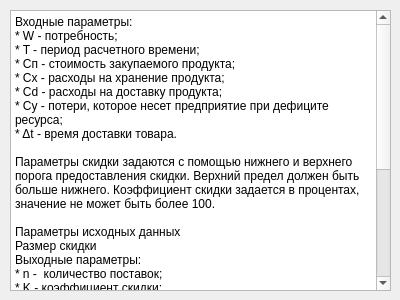
Old version of the form ui/tip.ui in the repository ilyavlasoff/tau4.
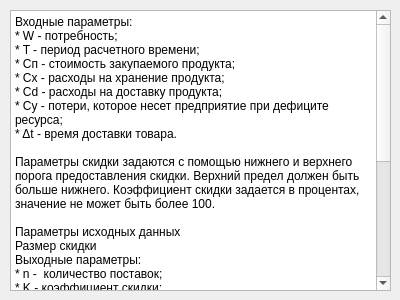
New version of the form.

Commit message: Updated tip text

Patch:
```diff
--- a/ui/tip.ui
+++ b/ui/tip.ui
@@ -49,7 +49,8 @@
 * Sy - расходы вследствие дефицита;
 * S - общие затраты.
 
-На графике красной пунктирной линией обозначен уровень точки заказа. График демонстрирует динамику изменения запасов ресурса. </string>
+На графике красной пунктирной линией обозначен уровень точки заказа. График демонстрирует динамику изменения запасов ресурса. 
+Наиболее оптимальное решение выделено в таблице вывода результатов желтым цветом.</string>
    </property>
   </widget>
  </widget>
```
The commit also changes 1 other file.
